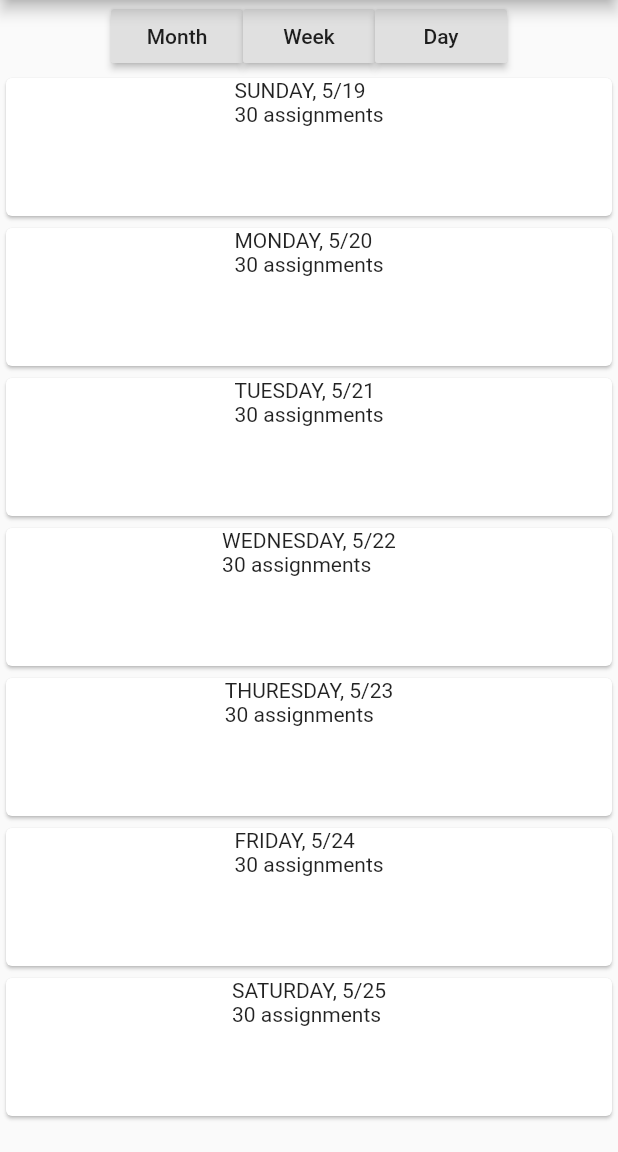
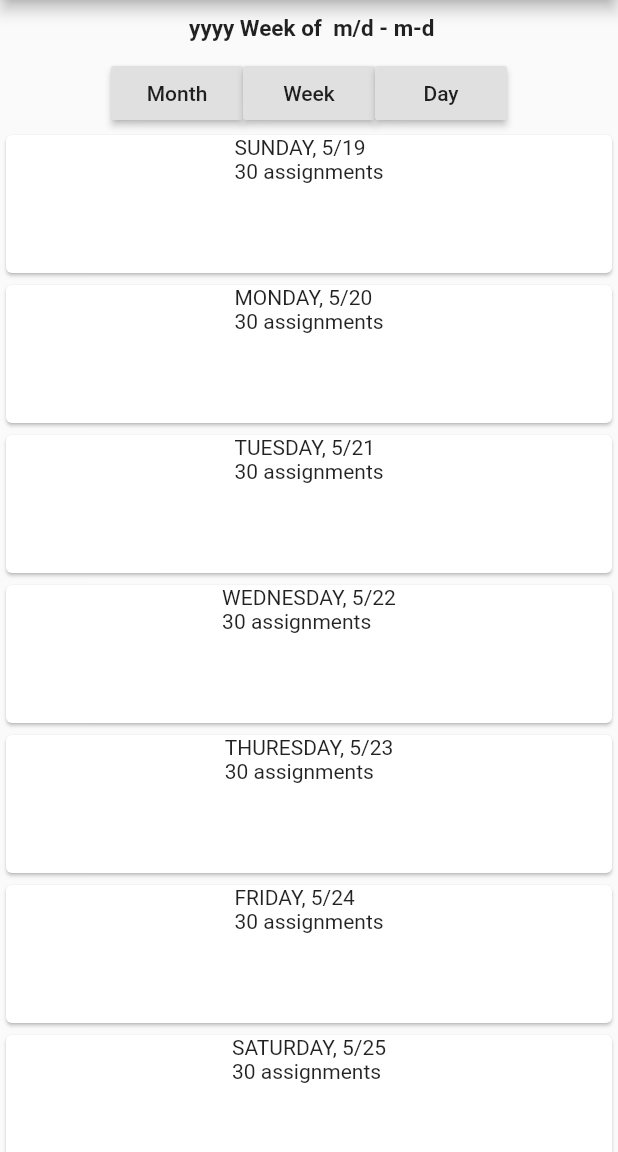
Before and after one commit to Furman950/neumont-planner, a Flutter app: the screen it shows after launch, after a tap on "Month", after a tap on "Week", on a phone screen of 412 x 824 dp, the part 84-1236 px from its top. Run offline on Flutter 3.47's test engine with Material 2 defaults, Android fonts, the phone set to English and light mode, and no system bars.

Commit message:
Change To ViewManager

```diff
--- a/lib/main.dart
+++ b/lib/main.dart
@@ -35,7 +35,7 @@ class MyHomePage extends StatefulWidget {
 }
 
 class _MyHomePageState extends State<MyHomePage> {
-  View _currentViewType = View.HOUR;
+  View _currentViewType = View.MONTH;
   DateTime _today = DateTime.now();
   DateTime _selectedDate = DateTime.now();
   List<Assignment> _assignments = [];
@@ -104,7 +104,7 @@ class _MyHomePageState extends State<MyHomePage> {
       body: Center(
         child: Column(
           children: <Widget>[
-            ViewManager(changeView, _selectedDate),
+            ViewManager(changeView, _selectedDate, _currentViewType),
             getView(_currentViewType, changeView),
           ],
         ),
--- a/lib/managers/view_manager.dart
+++ b/lib/managers/view_manager.dart
@@ -5,15 +5,66 @@ class ViewManager extends StatelessWidget{
 
   final void Function(View,DateTime) changeView;
   final DateTime selectedDate;
-  ViewManager(this.changeView,this.selectedDate);
+  final View currentView;
+
+  ViewManager(this.changeView,this.selectedDate,this.currentView);
+
+  Widget getText(){
+    switch (currentView) {
+      case View.DAY:
+        return Padding(
+           child: Text(
+             selectedDate.month.toString() + "/" +selectedDate.day.toString()  +"/" + selectedDate.year.toString(),
+             style: TextStyle(fontSize: 15,fontWeight: FontWeight.bold)
+            ),
+           padding: EdgeInsets.all(10),
+           );
+      case View.HOUR:
+        return Padding(
+           padding: EdgeInsets.all(10),
+          child: Text(
+            selectedDate.month.toString() + "/" +selectedDate.day.toString()  +"/" + selectedDate.year.toString(),
+            style: TextStyle(fontSize: 15,fontWeight: FontWeight.bold),
+          )
+        );
+      case View.MONTH:
+        return Padding(
+          child: Text(
+            selectedDate.month.toString() + "/" + selectedDate.year.toString(),
+            style: TextStyle(fontSize: 15,fontWeight: FontWeight.bold),
+          ),
+           padding: EdgeInsets.all(10),
+        );
+      case View.WEEK:
+        return Padding(
+          child :Text(
+            " yyyy Week of  m/d - m-d",
+            style: TextStyle(fontSize: 15,fontWeight: FontWeight.bold),
+          ),
+          padding: EdgeInsets.all(10),
+        );
+      default:
+      return Text("Yikes");
+    }
+  }
 
   Widget build(BuildContext context) {
-    return Row(
+
+    return Column(
       mainAxisAlignment: MainAxisAlignment.center,
       children: <Widget>[
-        new RaisedButton(child: new Text('Month'), onPressed: () => changeView(View.MONTH, selectedDate)),
-        new RaisedButton(child: new Text('Week'), onPressed: () => changeView(View.WEEK, selectedDate)),
-        new RaisedButton(child: new Text('Day'), onPressed: () => changeView(View.DAY, selectedDate))
+        Row(
+          mainAxisAlignment: MainAxisAlignment.center,
+          children: <Widget>[getText()],
+        ),
+        Row(
+          mainAxisAlignment: MainAxisAlignment.center,
+          children: <Widget>[
+            new RaisedButton(child: new Text('Month'), onPressed: () => changeView(View.MONTH, selectedDate)),
+            new RaisedButton(child: new Text('Week'), onPressed: () => changeView(View.WEEK, selectedDate)),
+            new RaisedButton(child: new Text('Day'), onPressed: () => changeView(View.DAY, selectedDate))
+          ],
+        )
       ],
     );
   }
```
